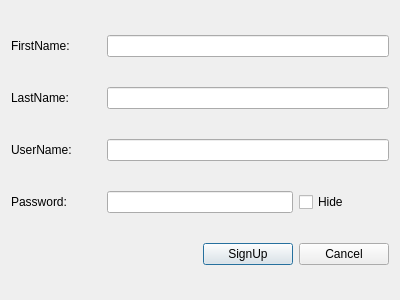
Behdad-AVI-203/Messenger_CodeX_11, file FinalProject_Messenger/dialog_signup.ui: the form before one commit.
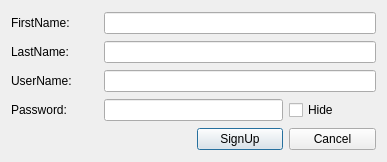
The form after the commit.

```diff
--- a/FinalProject_Messenger/dialog_signup.ui
+++ b/FinalProject_Messenger/dialog_signup.ui
@@ -6,8 +6,8 @@
    <rect>
     <x>0</x>
     <y>0</y>
-    <width>400</width>
-    <height>300</height>
+    <width>387</width>
+    <height>162</height>
    </rect>
   </property>
   <property name="windowTitle">
```
